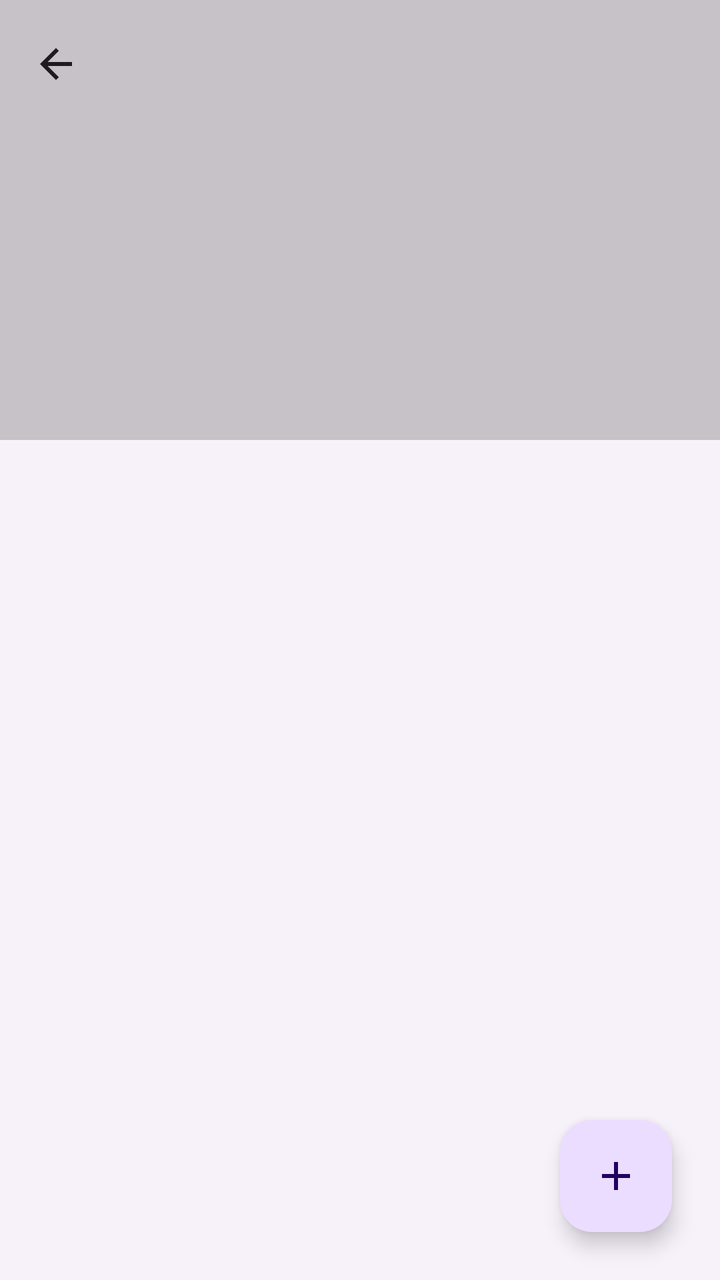
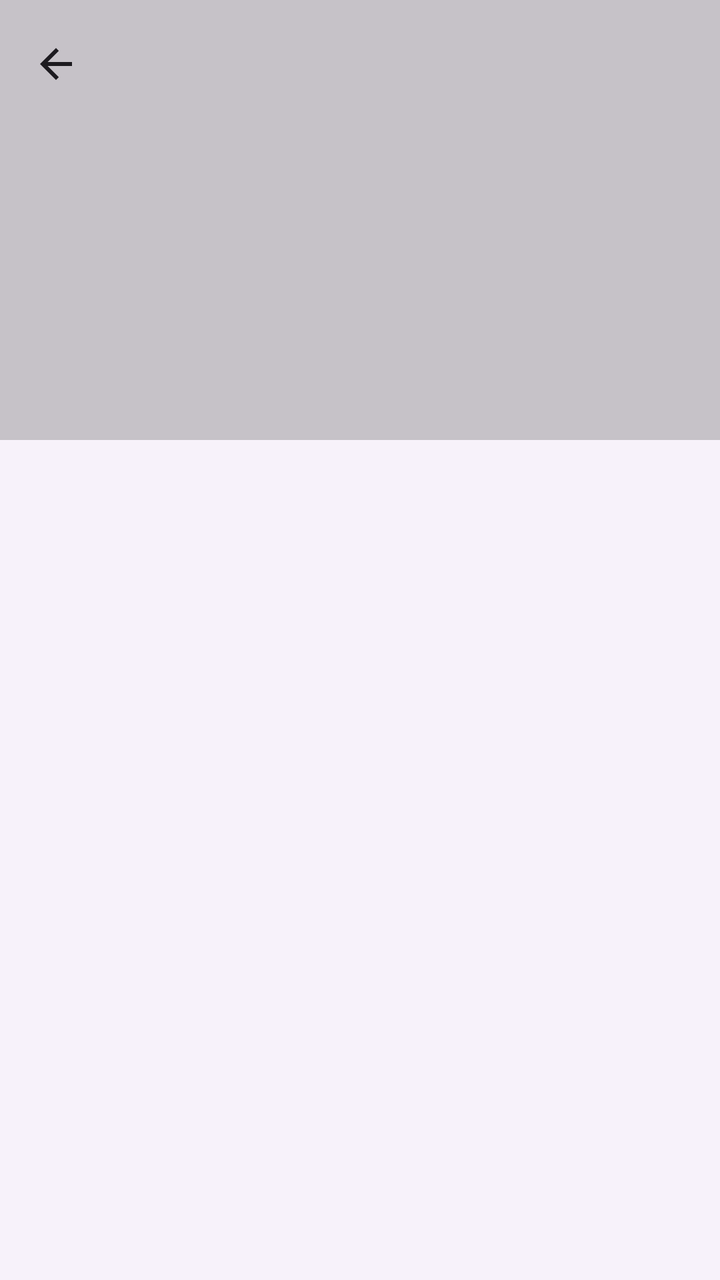

An Android layout rendered at two revisions. The XML below is the earlier revision; the diff shows what the commit changed to produce the second picture.
<!-- AndroidManifest.xml: application theme Theme.ZakoCountdown -->
<!-- res/layout/fragment_agenda_detail.xml -->
<?xml version="1.0" encoding="utf-8"?>
<androidx.coordinatorlayout.widget.CoordinatorLayout
    xmlns:android="http://schemas.android.com/apk/res/android"
    xmlns:app="http://schemas.android.com/apk/res-auto"
    android:layout_width="match_parent"
    android:layout_height="match_parent"
    android:background="?attr/colorSurfaceContainerLow">

    <com.google.android.material.appbar.AppBarLayout
        android:id="@+id/app_bar"
        android:layout_width="match_parent"
        android:layout_height="220dp"
        android:fitsSystemWindows="true"
        android:background="@android:color/transparent">
        

        <com.google.android.material.appbar.CollapsingToolbarLayout
            android:id="@+id/collapsing_toolbar"
            android:layout_width="match_parent"
            android:layout_height="match_parent"
            app:contentScrim="?attr/colorPrimary"
            app:statusBarScrim="?attr/colorPrimaryVariant"
            app:layout_scrollFlags="scroll|exitUntilCollapsed|snap"
            app:expandedTitleMarginStart="24dp"
            app:expandedTitleMarginBottom="28dp"
            app:expandedTitleTextAppearance="?attr/textAppearanceHeadlineMedium"
            app:collapsedTitleTextAppearance="?attr/textAppearanceTitleLarge">

            <ImageView
                android:id="@+id/iv_header_image"
                android:layout_width="match_parent"
                android:layout_height="match_parent"
                android:scaleType="centerCrop"
                app:layout_collapseMode="parallax"
                app:layout_collapseParallaxMultiplier="0.7" />

            <View
                android:id="@+id/v_header_scrim"
                android:layout_width="match_parent"
                android:layout_height="match_parent"
                android:background="#33000000"/>

            
            <androidx.appcompat.widget.Toolbar
                android:id="@+id/toolbar"
                android:layout_width="match_parent"
                android:layout_height="?attr/actionBarSize"
                android:background="@android:color/transparent"
                app:layout_collapseMode="pin"
                app:navigationIcon="@drawable/ic_arrow_back" />

        </com.google.android.material.appbar.CollapsingToolbarLayout>
    </com.google.android.material.appbar.AppBarLayout>

    
    <androidx.recyclerview.widget.RecyclerView
        android:id="@+id/recycler_view_events"
        android:layout_width="match_parent"
        android:layout_height="match_parent"
        android:clipToPadding="false"
        android:paddingTop="8dp"
        android:paddingBottom="88dp"
        app:layout_behavior="@string/appbar_scrolling_view_behavior" />

    
    <com.google.android.material.floatingactionbutton.FloatingActionButton
        android:id="@+id/fab_add_to_book"
        android:layout_width="wrap_content"
        android:layout_height="wrap_content"
        android:layout_gravity="bottom|end"
        android:layout_margin="24dp"
        android:src="@drawable/ic_add"
        app:tint="?attr/colorOnPrimaryContainer"
        app:backgroundTint="?attr/colorPrimaryContainer"/>

</androidx.coordinatorlayout.widget.CoordinatorLayout>
<!-- resources referenced by this layout -->
<resources>
  <!-- drawable ic_add (drawable) -->
  <vector xmlns:android="http://schemas.android.com/apk/res/android" android:height="24dp" android:tint="?attr/colorOnSurface" android:viewportHeight="24" android:viewportWidth="24" android:width="24dp" >
        
      <path android:fillColor="@android:color/white" android:pathData="M19,13h-6v6h-2v-6H5v-2h6V5h2v6h6v2z"/>
      
  </vector>
  <!-- drawable ic_arrow_back (drawable) -->
  <vector xmlns:android="http://schemas.android.com/apk/res/android"
      android:tint="?attr/colorOnSurface"
      android:width="24dp"
      android:height="24dp"
      android:viewportWidth="24"
      android:viewportHeight="24">
    <path
        android:fillColor="@android:color/white"
        android:pathData="M20,11H7.83l5.59,-5.59L12,4l-8,8l8,8l1.41,-1.41L7.83,13H20v-2z"/>
  </vector>
  <style name="Theme.ZakoCountdown" parent="Theme_ZakoCountdown_M3" />
  <style name="Theme_ZakoCountdown_M3" parent="Theme_ZakoCountdown_Base_M3" />
  <style name="Theme_ZakoCountdown_Base_M3" parent="Theme.Material3.DayNight.NoActionBar">
          <item name="toolbarStyle">@style/Widget.Material3.Toolbar.Surface</item>
          <item name="preferenceTheme">@style/PreferenceThemeOverlay</item>
      </style>
</resources>

<!-- the commit's change to res/layout/fragment_agenda_detail.xml (unified diff, before → after) -->
@@ -63,14 +63,5 @@
         app:layout_behavior="@string/appbar_scrolling_view_behavior" />
 
     
-    <com.google.android.material.floatingactionbutton.FloatingActionButton
-        android:id="@+id/fab_add_to_book"
-        android:layout_width="wrap_content"
-        android:layout_height="wrap_content"
-        android:layout_gravity="bottom|end"
-        android:layout_margin="24dp"
-        android:src="@drawable/ic_add"
-        app:tint="?attr/colorOnPrimaryContainer"
-        app:backgroundTint="?attr/colorPrimaryContainer"/>
 
 </androidx.coordinatorlayout.widget.CoordinatorLayout>
<!-- resource entries referenced after the edit -->
@@ -1,11 +1,5 @@
 <!-- resources referenced by this layout -->
 <resources>
-  <!-- drawable ic_add (drawable) -->
-  <vector xmlns:android="http://schemas.android.com/apk/res/android" android:height="24dp" android:tint="?attr/colorOnSurface" android:viewportHeight="24" android:viewportWidth="24" android:width="24dp" >
-        
-      <path android:fillColor="@android:color/white" android:pathData="M19,13h-6v6h-2v-6H5v-2h6V5h2v6h6v2z"/>
-      
-  </vector>
   <!-- drawable ic_arrow_back (drawable) -->
   <vector xmlns:android="http://schemas.android.com/apk/res/android"
       android:tint="?attr/colorOnSurface"
